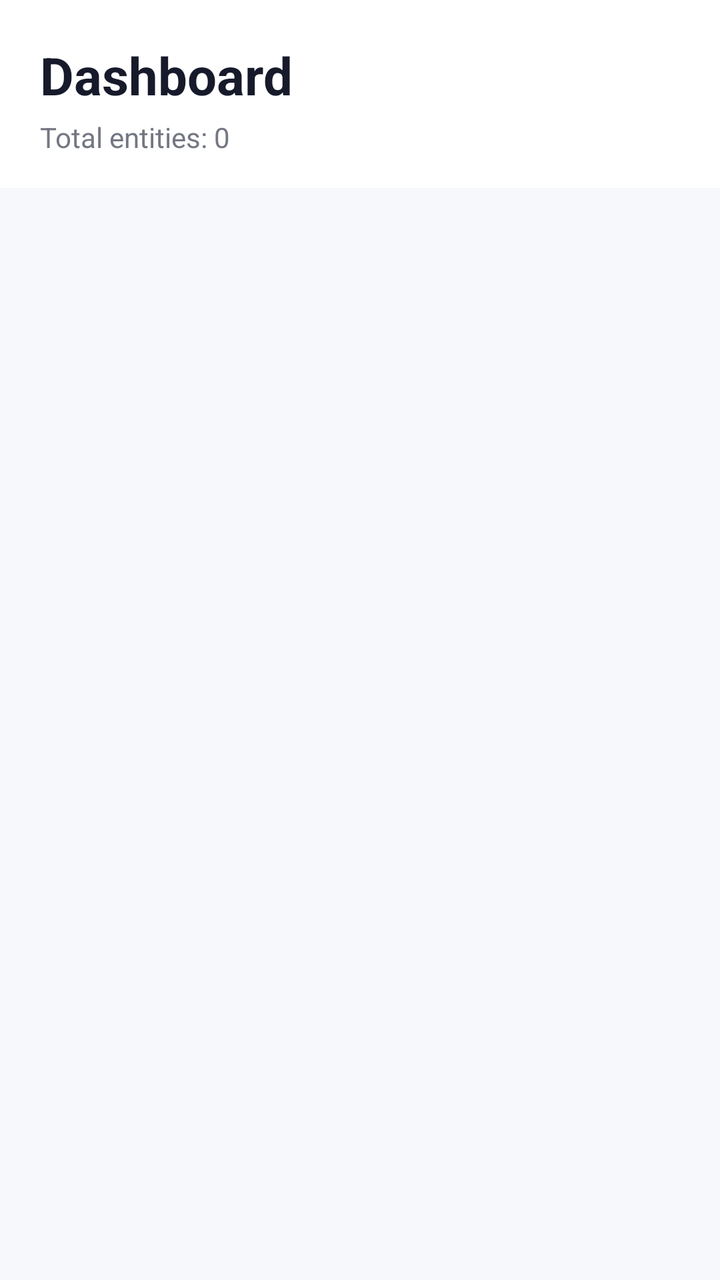
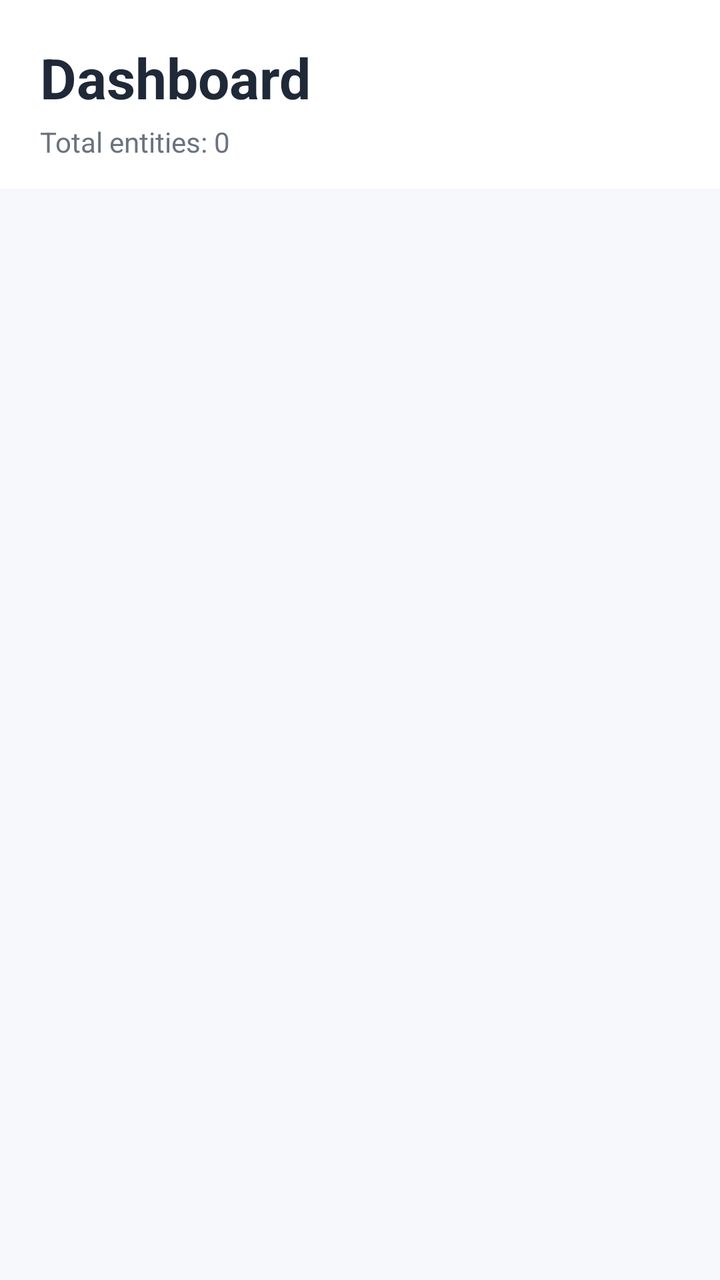

Two renders of the same Android screen: before a commit and after it. Below are the layout's source before the change and the commit's diff.
<!-- AndroidManifest.xml: application theme Theme.NIT3213FinalProject -->
<!-- res/layout/activity_dashboard.xml -->
<?xml version="1.0" encoding="utf-8"?>
<LinearLayout
    xmlns:android="http://schemas.android.com/apk/res/android"
    android:layout_width="match_parent"
    android:layout_height="match_parent"
    android:orientation="vertical"
    android:background="#F7F8FC">

    <LinearLayout
        android:layout_width="match_parent"
        android:layout_height="wrap_content"
        android:orientation="vertical"
        android:background="#FFFFFF"
        android:paddingStart="20dp"
        android:paddingEnd="20dp"
        android:paddingTop="20dp"
        android:paddingBottom="16dp">

        <TextView
            android:layout_width="wrap_content"
            android:layout_height="wrap_content"
            android:text="Dashboard"
            android:textSize="26sp"
            android:textStyle="bold"
            android:textColor="#171A2B" />

        <TextView
            android:id="@+id/tvTotal"
            android:layout_width="wrap_content"
            android:layout_height="wrap_content"
            android:layout_marginTop="4dp"
            android:text="Total entities: 0"
            android:textSize="14sp"
            android:textColor="#747783" />

    </LinearLayout>

    <ProgressBar
        android:id="@+id/progressBar"
        android:layout_width="40dp"
        android:layout_height="40dp"
        android:layout_gravity="center_horizontal"
        android:layout_marginTop="20dp"
        android:visibility="gone" />

    <TextView
        android:id="@+id/tvError"
        android:layout_width="match_parent"
        android:layout_height="wrap_content"
        android:padding="16dp"
        android:textColor="#B3261E"
        android:textSize="14sp"
        android:gravity="center"
        android:visibility="gone" />

    <androidx.recyclerview.widget.RecyclerView
        android:id="@+id/recyclerView"
        android:layout_width="match_parent"
        android:layout_height="0dp"
        android:layout_weight="1"
        android:padding="12dp"
        android:clipToPadding="false" />

</LinearLayout>
<!-- resources referenced by this layout -->
<resources>
  <style name="Theme.NIT3213FinalProject" parent="Base.Theme.NIT3213FinalProject" />
  <style name="Base.Theme.NIT3213FinalProject" parent="Theme.Material3.DayNight.NoActionBar">
          
          
      </style>
</resources>

<!-- the commit's change to res/layout/activity_dashboard.xml (unified diff, before → after) -->
@@ -1,6 +1,7 @@
 <?xml version="1.0" encoding="utf-8"?>
 <LinearLayout
     xmlns:android="http://schemas.android.com/apk/res/android"
+    xmlns:app="http://schemas.android.com/apk/res-auto"
     android:layout_width="match_parent"
     android:layout_height="match_parent"
     android:orientation="vertical"
@@ -10,19 +11,19 @@
         android:layout_width="match_parent"
         android:layout_height="wrap_content"
         android:orientation="vertical"
-        android:background="#FFFFFF"
         android:paddingStart="20dp"
         android:paddingEnd="20dp"
         android:paddingTop="20dp"
-        android:paddingBottom="16dp">
+        android:paddingBottom="14dp"
+        android:background="#FFFFFF">
 
         <TextView
             android:layout_width="wrap_content"
             android:layout_height="wrap_content"
             android:text="Dashboard"
-            android:textSize="26sp"
+            android:textSize="28sp"
             android:textStyle="bold"
-            android:textColor="#171A2B" />
+            android:textColor="#1F2937" />
 
         <TextView
             android:id="@+id/tvTotal"
@@ -31,26 +32,26 @@
             android:layout_marginTop="4dp"
             android:text="Total entities: 0"
             android:textSize="14sp"
-            android:textColor="#747783" />
+            android:textColor="#6B7280" />
 
     </LinearLayout>
-
-    <ProgressBar
-        android:id="@+id/progressBar"
-        android:layout_width="40dp"
-        android:layout_height="40dp"
-        android:layout_gravity="center_horizontal"
-        android:layout_marginTop="20dp"
-        android:visibility="gone" />
 
     <TextView
         android:id="@+id/tvError"
         android:layout_width="match_parent"
         android:layout_height="wrap_content"
-        android:padding="16dp"
+        android:padding="14dp"
         android:textColor="#B3261E"
         android:textSize="14sp"
         android:gravity="center"
+        android:visibility="gone" />
+
+    <ProgressBar
+        android:id="@+id/progressBar"
+        android:layout_width="36dp"
+        android:layout_height="36dp"
+        android:layout_gravity="center_horizontal"
+        android:layout_marginTop="12dp"
         android:visibility="gone" />
 
     <androidx.recyclerview.widget.RecyclerView
@@ -58,7 +59,10 @@
         android:layout_width="match_parent"
         android:layout_height="0dp"
         android:layout_weight="1"
-        android:padding="12dp"
+        android:paddingStart="14dp"
+        android:paddingEnd="14dp"
+        android:paddingTop="10dp"
+        android:paddingBottom="18dp"
         android:clipToPadding="false" />
 
 </LinearLayout>
